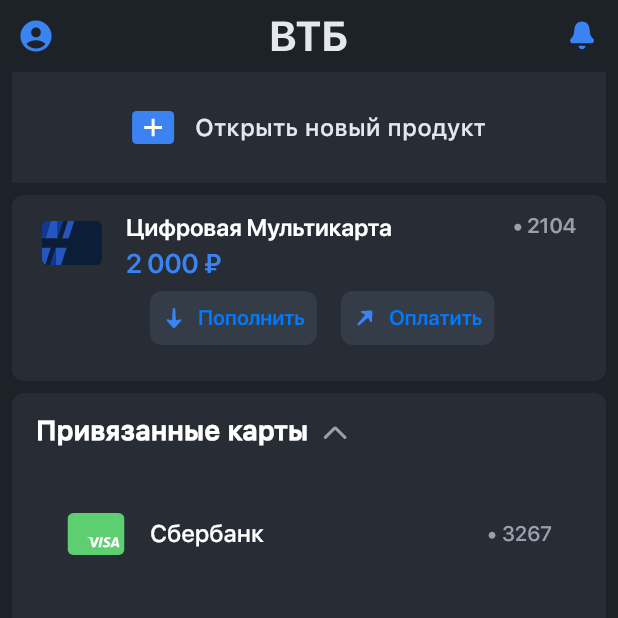
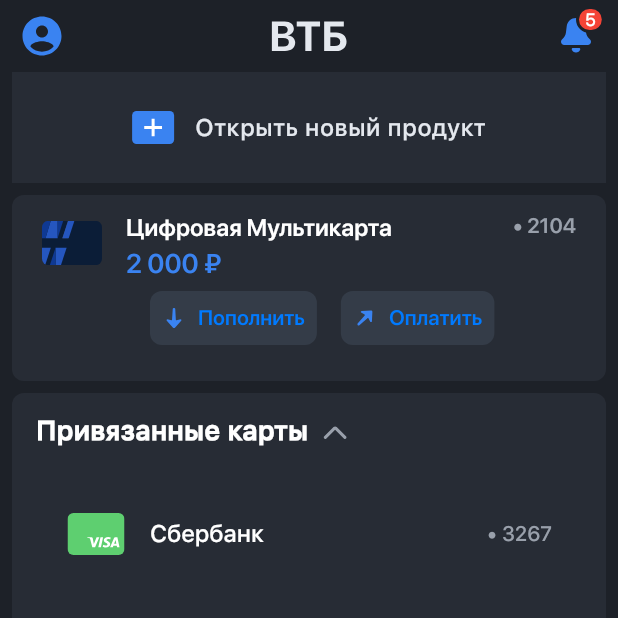
Before and after one commit to admiral-team/bank-lite-demo, a Flutter app: the screen it shows after launch, on a phone screen of 412 x 824 dp, the top half of it. Run offline on Flutter 3.47's test engine with Material 2 defaults, Android fonts, the phone set to English and light mode, and no system bars; our stand-ins replace flutter_svg.

```diff
--- a/lib/components/appbar_main.dart
+++ b/lib/components/appbar_main.dart
@@ -1,12 +1,19 @@
 import 'package:bank_lite/generated/assets.gen.dart';
 import 'package:flutter/cupertino.dart';
+import 'package:flutter/material.dart';
+
+import '../generated/fonts.gen.dart';
 
 class AppBarMain extends StatefulWidget {
+  final int? count;
   final VoidCallback? onPressedLeftButton;
   final VoidCallback? onPressedRightButton;
 
   const AppBarMain(
-      {Key? key, this.onPressedLeftButton, this.onPressedRightButton})
+      {Key? key,
+      this.onPressedLeftButton,
+      this.onPressedRightButton,
+      this.count})
       : super(key: key);
 
   @override
@@ -20,8 +27,22 @@ class _AppBarState extends State<AppBarMain> {
 
   @override
   Widget build(BuildContext context) {
+    List<Widget> widgets = [
+      _rightBarButton.svg(
+        height: 40,
+        color: const Color(0xFF3A83F1),
+      )
+    ];
+
+    if (widget.count != null) {
+      widgets.add(Padding(
+        padding: const EdgeInsets.only(left: 20),
+        child: _NotificationBage(count: widget.count!),
+      ));
+    }
+
     return Container(
-      padding: EdgeInsets.only(top:  MediaQuery.of(context).padding.top),
+      padding: EdgeInsets.only(top: MediaQuery.of(context).padding.top),
       color: const Color(0xFF1D2128),
       child: SizedBox(
         height: 48.0,
@@ -33,7 +54,7 @@ class _AppBarState extends State<AppBarMain> {
             alignment: Alignment.bottomRight,
             pressedOpacity: 0.6,
             child: _leftBarButton.svg(
-              height: 32,
+              height: 40,
               color: const Color(0xFF3A83F1),
             ),
             onPressed: widget.onPressedLeftButton,
@@ -46,9 +67,8 @@ class _AppBarState extends State<AppBarMain> {
             padding: const EdgeInsets.all(0),
             alignment: Alignment.bottomRight,
             pressedOpacity: 0.6,
-            child: _rightBarButton.svg(
-              height: 32,
-              color: const Color(0xFF3A83F1),
+            child: Stack(
+              children: widgets,
             ),
             onPressed: widget.onPressedRightButton,
           ),
@@ -58,3 +78,31 @@ class _AppBarState extends State<AppBarMain> {
     );
   }
 }
+
+class _NotificationBage extends StatelessWidget {
+  final int count;
+  const _NotificationBage({Key? key, required this.count}) : super(key: key);
+
+  @override
+  Widget build(BuildContext context) {
+    return Container(
+      padding: const EdgeInsets.symmetric(horizontal: 4),
+      height: 18.0,
+      alignment: Alignment.center,
+      decoration: BoxDecoration(
+        color: Colors.red,
+        // shape: BoxShape.circle,
+        borderRadius: BorderRadius.circular(100),
+        border: Border.all(width: 2, color: const Color(0xFF1D2128)),
+      ),
+      child: Text(
+        '$count',
+        style: const TextStyle(
+            color: Colors.white,
+            fontSize: 12.0,
+            fontWeight: FontWeight.w500,
+            fontFamily: FontFamily.sfProText),
+      ),
+    );
+  }
+}
--- a/lib/screens/home_screen.dart
+++ b/lib/screens/home_screen.dart
@@ -38,14 +38,17 @@ class _HomeScreenState extends State<HomeScreen> {
       color: const Color(0xFF1D2128),
       child: Column(children: [
         AppBarMain(
-          onPressedLeftButton: () {
-            print("onPressedLeftButton");
-          }, onPressedRightButton: () {
-            print("onPressedRightButton");
-        }),
+            count: 5,
+            onPressedLeftButton: () {
+              print("onPressedLeftButton");
+            },
+            onPressedRightButton: () {
+              print("onPressedRightButton");
+            }),
         Expanded(
           child: ListView.separated(
-              padding: const EdgeInsets.symmetric(vertical: 0.0, horizontal: 8.0),
+              padding:
+                  const EdgeInsets.symmetric(vertical: 0.0, horizontal: 8.0),
               physics: const BouncingScrollPhysics(
                   parent: AlwaysScrollableScrollPhysics()),
               itemCount: _items.length,
```
